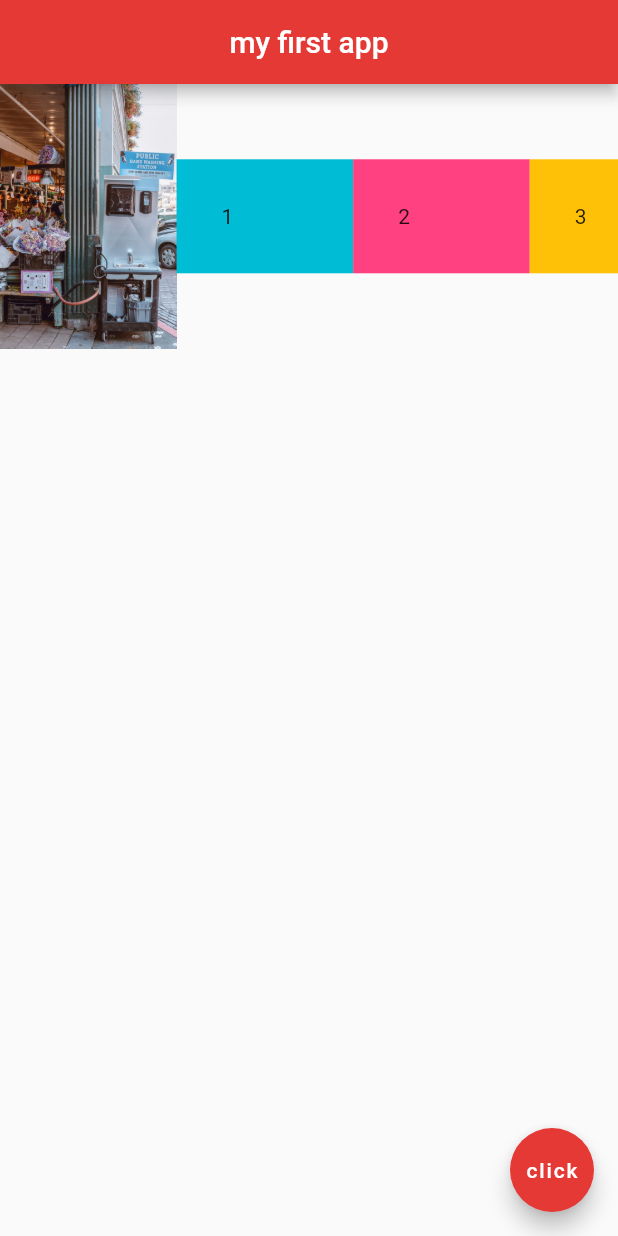
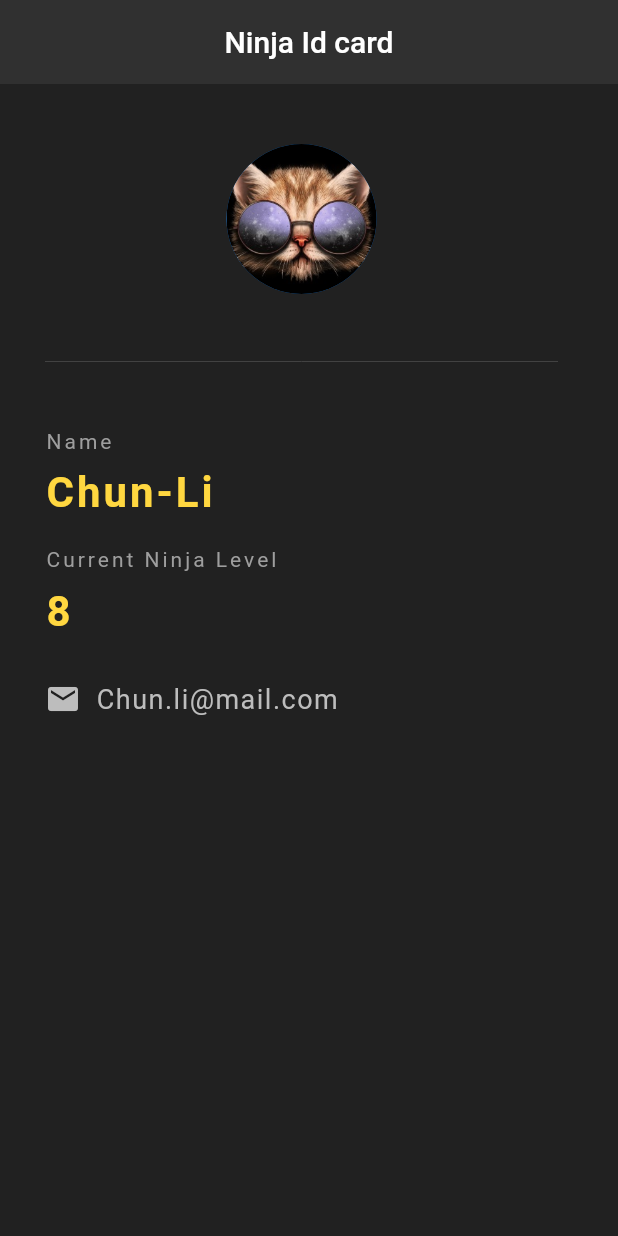
Before and after one commit to zif002/flutter, a Flutter app: the screen it shows after launch, on a phone screen of 412 x 824 dp. Run offline on Flutter 3.47's test engine with Material 2 defaults, Android fonts, the phone set to English and light mode, and no system bars.

Commit message:
change markup home screen

```diff
--- a/lib/main.dart
+++ b/lib/main.dart
@@ -1,51 +1,86 @@
 import 'package:flutter/material.dart';
 
-void main() => runApp(MaterialApp(home: Home()));
+void main() => runApp(MaterialApp(home: NinjaCard()));
 
-class Home extends StatelessWidget {
+class NinjaCard extends StatelessWidget {
   @override
   Widget build(BuildContext context) {
     return Scaffold(
+      backgroundColor: Colors.grey[900],
       appBar: AppBar(
-        title: Text('my first app'),
+        title: Text('Ninja Id card'),
         centerTitle: true,
-        backgroundColor: Colors.red[600],
+        backgroundColor: Colors.grey[850],
+        elevation: 0.0,
       ),
-      body: Row(
+      body: Padding(
+        padding: EdgeInsets.fromLTRB(30, 40, 40, 0),
+        child: Column(
+          crossAxisAlignment: CrossAxisAlignment.start,
           children: <Widget>[
-          Expanded(
-            flex: 2,
-            child: Image.asset('assets/img/1.jpeg')),
-          Expanded(
-            flex: 2,
-            child: Container(
-              padding: EdgeInsets.all(30.0),
-              color: Colors.cyan,
-              child: Text('1'),
+            Center(
+              child: CircleAvatar(
+                backgroundImage: AssetImage('assets/img/image.jpeg'),
+                radius: 50,
               ),
             ),
-          Expanded(
-            flex: 2,
-            child: Container(
-              padding: EdgeInsets.all(30.0),
-              color: Colors.pinkAccent,
-              child: Text('2'),
+            Divider(
+              height: 90,
+              color: Colors.grey[800],
+            ),
+            Text(
+              'Name',
+              style: TextStyle(
+                color: Colors.grey,
+                letterSpacing: 2,
               ),
             ),
-          Expanded(
-            flex: 1,
-            child: Container(
-              padding: EdgeInsets.all(30.0),
-              color: Colors.amber,
-              child: Text('3'),
+            SizedBox(height: 10.0),
+            Text(
+              'Chun-Li',
+              style: TextStyle(
+                  color: Colors.amberAccent[200],
+                  letterSpacing: 2,
+                  fontSize: 28,
+                  fontWeight: FontWeight.bold),
+            ),
+            SizedBox(height: 20.0),
+            Text(
+              'Current Ninja Level',
+              style: TextStyle(
+                color: Colors.grey,
+                letterSpacing: 2,
+              ),
+            ),
+            SizedBox(height: 10.0),
+            Text(
+              '8',
+              style: TextStyle(
+                  color: Colors.amberAccent[200],
+                  letterSpacing: 2,
+                  fontSize: 28,
+                  fontWeight: FontWeight.bold),
+            ),
+            SizedBox(height: 30.0),
+            Row(
+              children: <Widget>[
+                Icon(
+                  Icons.email,
+                  color: Colors.grey[400],
+                ),
+                SizedBox(width: 10.0),
+                Text(
+                  'Chun.li@mail.com',
+                  style: TextStyle(
+                    color: Colors.grey[400],
+                    fontSize: 18,
+                    letterSpacing: 1.0,
                   ),
                 ),
               ],
             ),
-      floatingActionButton: FloatingActionButton(
-        onPressed: () {},
-        child: Text('click'),
-        backgroundColor: Colors.red[600],
+          ],
+        ),
       ),
     );
   }
```
Also changed, not shown: assets/img/image.jpeg (added). Lines whose indentation alone changed are shown as unchanged.
